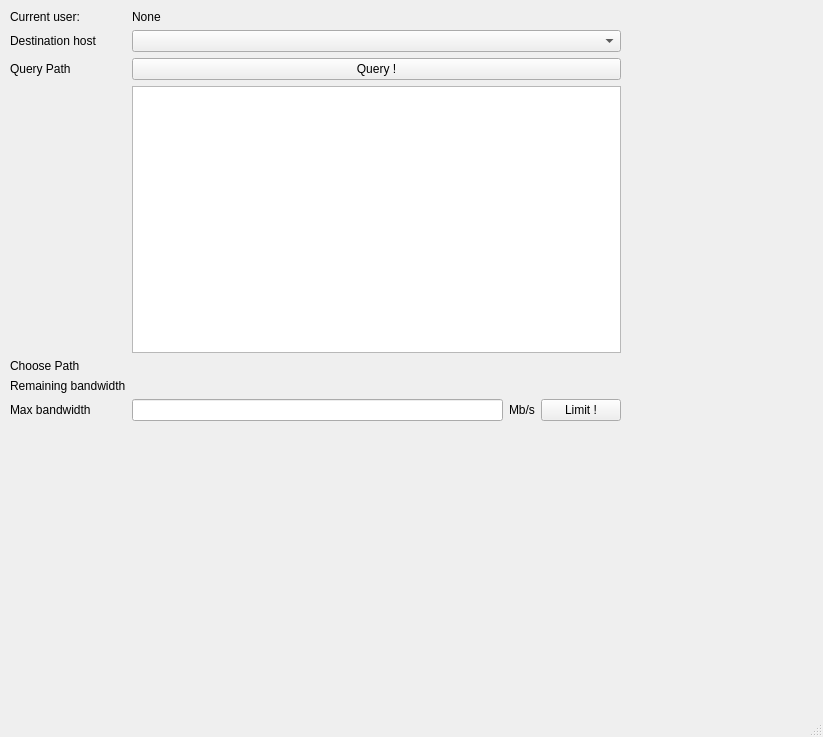
First picture: the form in client.ui, repository edisonleolhl/NetworkUserGUI, before the edit.
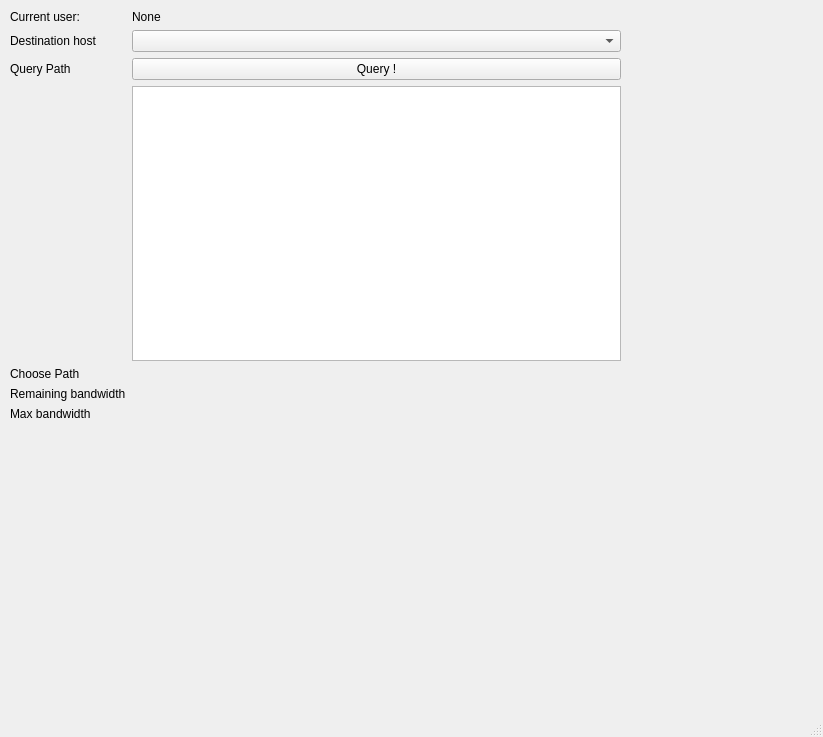
Second picture: the form after the edit.

Commit message: add limit_bw_layout, legal integers are from 0 to 9, 0 means no qos bandwidth limitation

```diff
--- a/client.ui
+++ b/client.ui
@@ -80,25 +80,7 @@
       </widget>
      </item>
      <item row="13" column="1">
-      <layout class="QHBoxLayout" name="horizontalLayout_7">
-       <item>
-        <widget class="QLineEdit" name="bandwidth_edit"/>
-       </item>
-       <item>
-        <widget class="QLabel" name="label_4">
-         <property name="text">
-          <string>Mb/s</string>
-         </property>
-        </widget>
-       </item>
-       <item>
-        <widget class="QPushButton" name="limit_button">
-         <property name="text">
-          <string>Limit !</string>
-         </property>
-        </widget>
-       </item>
-      </layout>
+      <layout class="QHBoxLayout" name="limit_bw_layout"/>
      </item>
      <item row="1" column="0">
       <widget class="QLabel" name="label">
```
Left out of the diff: 16 changed lines with no effect on the pictures. The commit also changes 2 other files.
